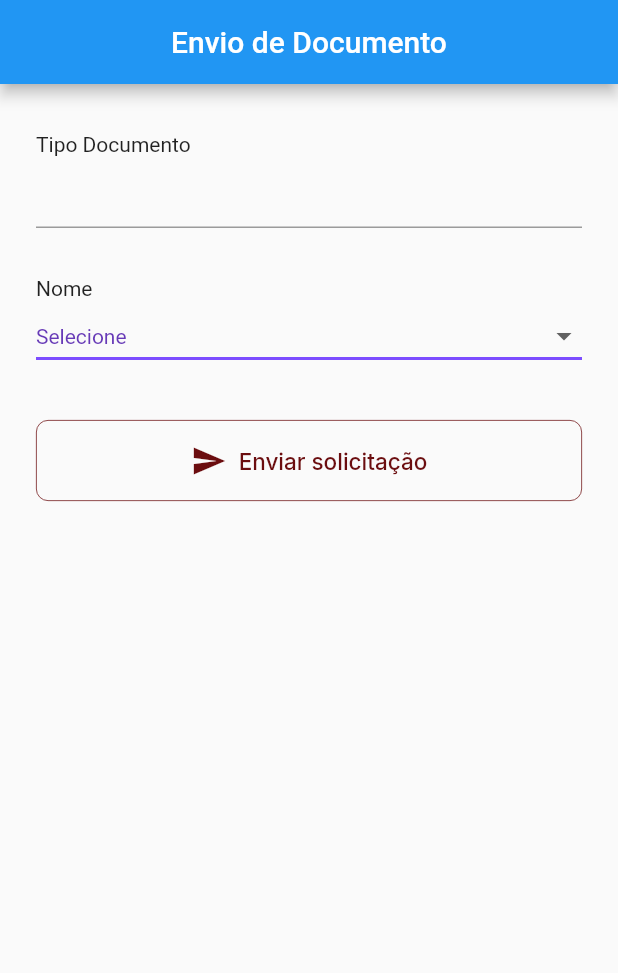
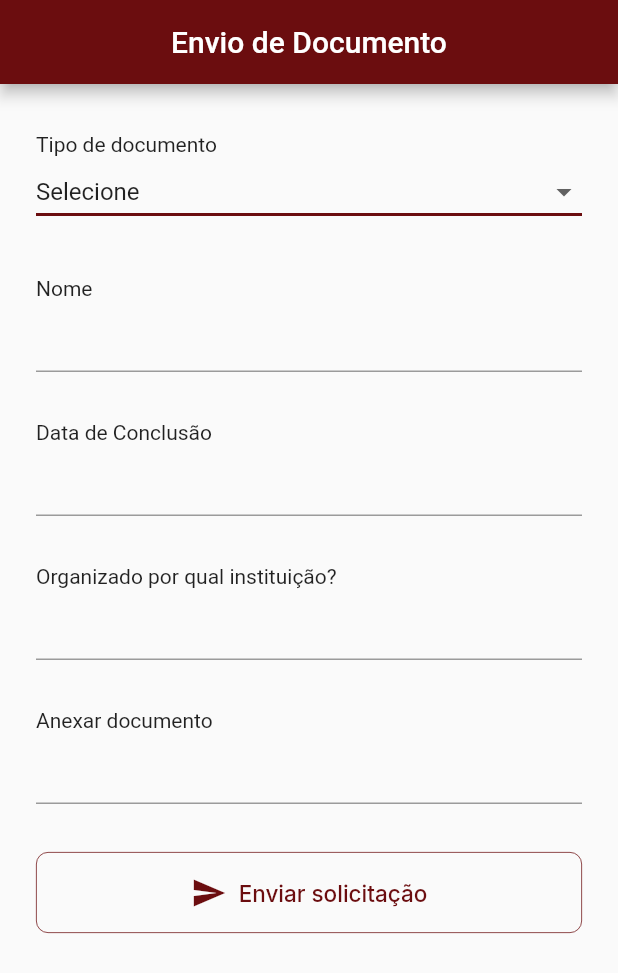
Before and after one commit to atjulia/complementa-ja, a Flutter app: the Formulario screen opened directly, after a tap on "Enviar solicitação", on a phone screen of 412 x 824 dp. Shown: the top 973 px of the screen. Run offline on Flutter 3.47's test engine with Material 2 defaults, Android fonts, the phone set to English and light mode, and no system bars; our stand-ins replace flutter_svg, font_awesome_flutter, google_fonts, percent_indicator.

Commit message:
input do formulario

```diff
--- a/lib/views/feed.dart
+++ b/lib/views/feed.dart
@@ -16,6 +16,8 @@ class _FeedState extends State<Feed> {
   late double progress;
   late int percent;
   late int horas;
+  late String nome;
+  late String curso;
 
   final _scaffoldKey = GlobalKey<ScaffoldState>();
 
@@ -25,6 +27,8 @@ class _FeedState extends State<Feed> {
     horas = 80;
     percent = 30;
     progress = 0.30;
+    nome = 'Júlia Karolina';
+    curso = 'Engenharia de Software';
   }
 
   @override
@@ -44,7 +48,7 @@ class _FeedState extends State<Feed> {
               Column(
                 children: [
                   Text(
-                    'Olá Júlia Karolina', // colocar nome vindo do banco
+                    'Olá $nome', // colocar nome vindo do banco
                     textAlign: TextAlign.center,
                     style: GoogleFonts.inter(
                       fontSize: 25,
@@ -53,7 +57,7 @@ class _FeedState extends State<Feed> {
                     ),
                   ),
                   Text(
-                    'Engenharia de Software', // colocar curso vindo do banco
+                    curso, // colocar curso vindo do banco
                     textAlign: TextAlign.right,
                     style: GoogleFonts.inter(
                       fontSize: 14,
--- a/lib/views/formulario.dart
+++ b/lib/views/formulario.dart
@@ -8,12 +8,17 @@ class Formulario extends StatefulWidget {
   @override
   State<Formulario> createState() => _FormularioState();
 }
+
 late List<String> listValue = ["Selecione", "PDF", "Documento"];
+
 class _FormularioState extends State<Formulario> {
   late String initalValue = listValue.first;
 
   late Solicitacao model = new Solicitacao();
   late TextEditingController controllerNome = new TextEditingController();
+  late TextEditingController controllerConclusao = new TextEditingController();
+  late TextEditingController controllerInstituicao = new TextEditingController();
+  late TextEditingController controllerAnxDocumento = new TextEditingController();
 
   @override
   Widget build(BuildContext context) {
@@ -21,6 +26,7 @@ class _FormularioState extends State<Formulario> {
       appBar: AppBar(
         centerTitle: true,
         title: Text('Envio de Documento'),
+        backgroundColor: primaryColor,
       ),
       body: Column(
         children: [
@@ -28,25 +34,15 @@ class _FormularioState extends State<Formulario> {
             padding: const EdgeInsets.only(left: 24.0, right: 24, top: 32),
             child: Column(
               crossAxisAlignment: CrossAxisAlignment.start,
-              children: [Text('Tipo Documento'), TextFormField(
-                controller: controllerNome,
-              )],
-            ),
-          ),
-          Padding(
-            padding: const EdgeInsets.only(left: 24.0, right: 24, top: 32),
-            child: Column(
-              crossAxisAlignment: CrossAxisAlignment.start,
               children: [
-                Text('Nome'),
+                Text('Tipo de documento'),
                 DropdownButton<String>(
                   isExpanded: true,
                   value: initalValue,
                   elevation: 16,
-                  style: const TextStyle(color: Colors.deepPurple),
                   underline: Container(
                     height: 2,
-                    color: Colors.deepPurpleAccent,
+                    color: primaryColor,
                   ),
                   onChanged: (String? value) {
                     // This is called when the user selects an item.
@@ -63,27 +59,92 @@ class _FormularioState extends State<Formulario> {
                   }).toList(),
                 )
               ],
-
+            ),
+          ),
+          Padding(
+            padding: const EdgeInsets.only(left: 24.0, right: 24, top: 32),
+            child: Column(
+              crossAxisAlignment: CrossAxisAlignment.start,
+              children: [
+                Text('Nome'),
+                TextFormField(
+                  controller: controllerNome,
+                  cursorColor: primaryColor,
+                )
+              ],
+            ),
+          ),
+          Padding(
+            padding: const EdgeInsets.only(left: 24.0, right: 24, top: 32),
+            child: Column(
+              crossAxisAlignment: CrossAxisAlignment.start,
+              children: [
+                Text('Data de Conclusão'),
+                TextFormField(
+                  controller: controllerConclusao,
+                  cursorColor: primaryColor,
+                )
+              ],
+            ),
+          ),
+          Padding(
+            padding: const EdgeInsets.only(left: 24.0, right: 24, top: 32),
+            child: Column(
+              crossAxisAlignment: CrossAxisAlignment.start,
+              children: [
+                Text('Organizado por qual instituição?'),
+                TextFormField(
+                  controller: controllerInstituicao,
+                  cursorColor: primaryColor,
+                )
+              ],
+            ),
+          ),
+          Padding(
+            padding: const EdgeInsets.only(left: 24.0, right: 24, top: 32),
+            child: Column(
+              crossAxisAlignment: CrossAxisAlignment.start,
+              children: [
+                Text('Anexar documento'),
+                TextFormField(
+                  controller: controllerAnxDocumento,
+                  cursorColor: primaryColor,
+                )
+              ],
             ),
           ),
           Padding(
             padding: const EdgeInsets.only(left: 24.0, right: 24, top: 32),
             child: OutlinedButton(
               onPressed: () {
-                model.nome = controllerNome.text; // se faz normalmente pra texto
+                model.nome = controllerNome.text;
+                model.conclusao = controllerConclusao.text;
+                model.instituicao = controllerInstituicao.text;
+                model.anxDocumento = controllerAnxDocumento.text;// se faz normalmente pra texto
+
+                //debugPrint(model.documento);
+                debugPrint(model.nome);
+                debugPrint(model.conclusao);
+                debugPrint(model.instituicao);
+                debugPrint(model.anxDocumento);
+
+
               },
               style: OutlinedButton.styleFrom(
                   minimumSize: Size.fromHeight(40),
                   side: const BorderSide(width: 0.5, color: primaryColor),
-                  padding: ( const EdgeInsets.all(15)),
-                  shape: ( RoundedRectangleBorder(
+                  padding: (const EdgeInsets.all(15)),
+                  shape: (RoundedRectangleBorder(
                       borderRadius: BorderRadius.circular(8.0)))),
               child: Row(
                 mainAxisAlignment: MainAxisAlignment.center,
                 children: [
                   const Padding(
                     padding: EdgeInsets.only(right: 8.0),
-                    child: Icon(Icons.send, color: primaryColor,),
+                    child: Icon(
+                      Icons.send,
+                      color: primaryColor,
+                    ),
                   ),
                   Text(
                     "Enviar solicitação",
@@ -105,4 +166,7 @@ class _FormularioState extends State<Formulario> {
 class Solicitacao {
   late String documento;
   late String nome;
+  late String conclusao;
+  late String instituicao;
+  late String anxDocumento;
 }
--- a/pubspec.yaml
+++ b/pubspec.yaml
@@ -23,6 +23,7 @@ dependencies:
   flutter_svg: ^0.22.0
   font_awesome_flutter: ^9.1.0
   percent_indicator: ^4.0.1
+  modal_bottom_sheet: ^2.1.2
 
   # The following adds the Cupertino Icons font to your application.
   # Use with the CupertinoIcons class for iOS style icons.
```
Also changed, not shown: pubspec.lock.
